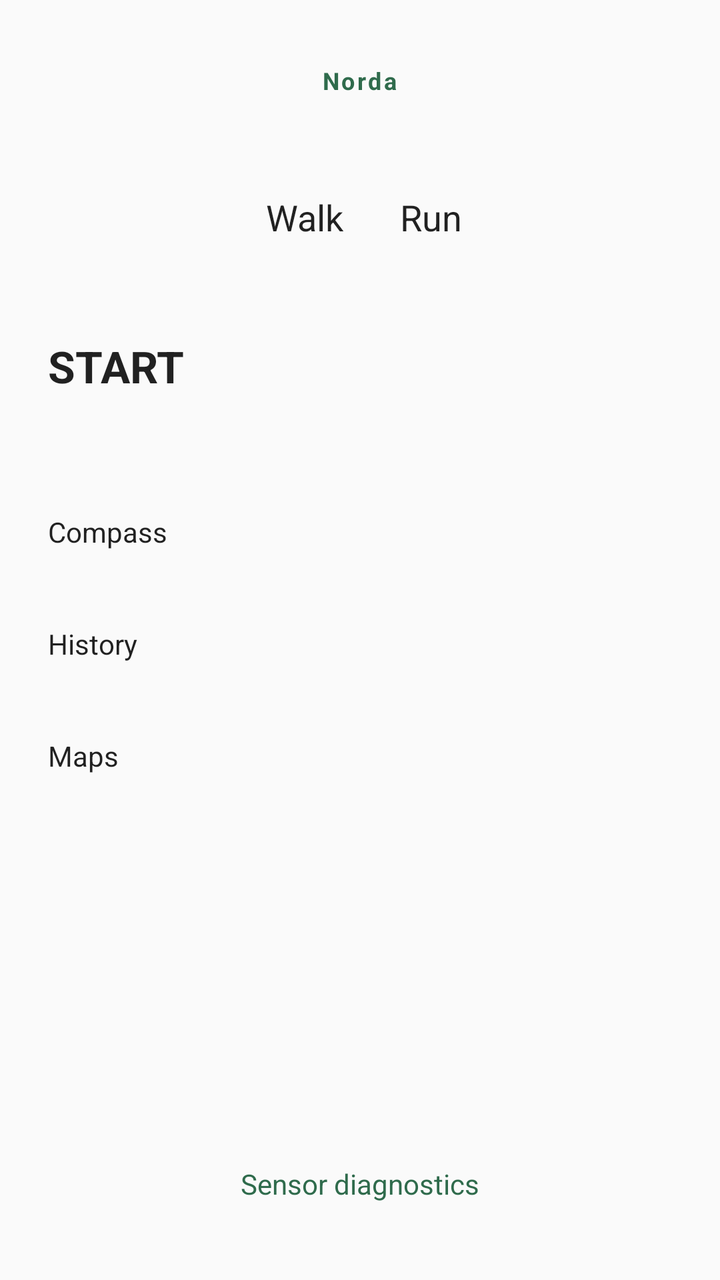
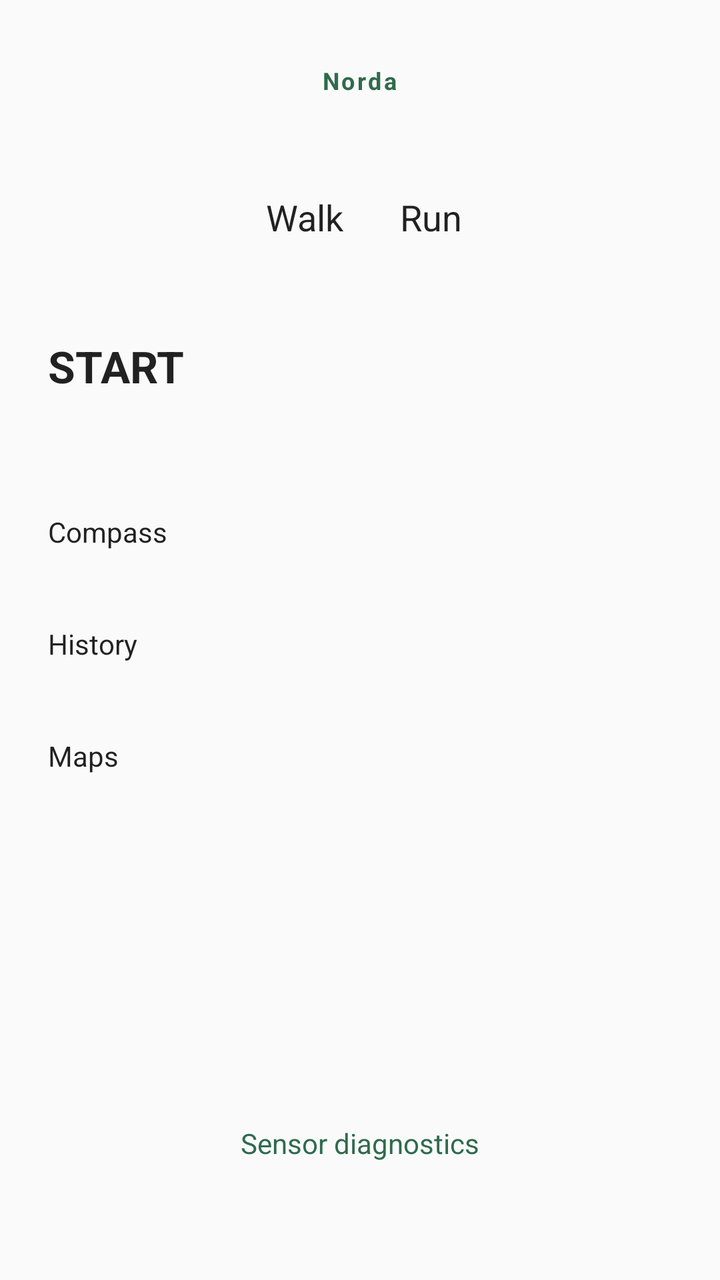

Screens rendered from an Android XML layout before and after an edit, with the pre-edit source and the edit as a unified diff.
<!-- AndroidManifest.xml: application theme Theme.Norda -->
<!-- res/layout/activity_main.xml -->
<?xml version="1.0" encoding="utf-8"?>
<LinearLayout xmlns:android="http://schemas.android.com/apk/res/android"
    android:id="@+id/root"
    android:layout_width="match_parent"
    android:layout_height="match_parent"
    android:orientation="vertical"
    android:gravity="center_horizontal"
    android:padding="24dp">

    <TextView
        style="@style/Norda.SectionLabel"
        android:layout_marginTop="8dp"
        android:text="@string/app_name" />

    <RadioGroup
        android:id="@+id/typeGroup"
        android:layout_width="wrap_content"
        android:layout_height="wrap_content"
        android:layout_marginTop="48dp"
        android:orientation="horizontal">

        <RadioButton
            android:id="@+id/typeWalk"
            android:layout_width="wrap_content"
            android:layout_height="wrap_content"
            android:checked="true"
            android:minHeight="48dp"
            android:paddingEnd="24dp"
            android:paddingStart="4dp"
            android:text="@string/walk"
            android:textSize="18sp" />

        <RadioButton
            android:id="@+id/typeRun"
            android:layout_width="wrap_content"
            android:layout_height="wrap_content"
            android:minHeight="48dp"
            android:paddingStart="4dp"
            android:text="@string/run"
            android:textSize="18sp" />
    </RadioGroup>

    <Button
        android:id="@+id/startButton"
        android:layout_width="match_parent"
        android:layout_height="72dp"
        android:layout_marginTop="24dp"
        android:text="@string/start"
        android:textSize="22sp"
        android:textStyle="bold" />

    <TextView
        android:id="@+id/gpsHint"
        android:layout_width="match_parent"
        android:layout_height="wrap_content"
        android:layout_marginTop="10dp"
        android:gravity="center"
        android:textSize="14sp"
        android:visibility="gone" />

    <TextView
        android:id="@+id/permissionHint"
        android:layout_width="match_parent"
        android:layout_height="wrap_content"
        android:layout_marginTop="12dp"
        android:gravity="center"
        android:text="@string/permission_needed"
        android:textSize="14sp"
        android:visibility="gone" />

    <Button
        android:id="@+id/compassButton"
        android:layout_width="match_parent"
        android:layout_height="wrap_content"
        android:layout_marginTop="16dp"
        android:minHeight="48dp"
        android:text="@string/compass" />

    <Button
        android:id="@+id/historyButton"
        android:layout_width="match_parent"
        android:layout_height="wrap_content"
        android:layout_marginTop="8dp"
        android:minHeight="48dp"
        android:text="@string/history" />

    <Button
        android:id="@+id/mapsButton"
        android:layout_width="match_parent"
        android:layout_height="wrap_content"
        android:layout_marginTop="8dp"
        android:minHeight="48dp"
        android:text="@string/maps" />

    <View
        android:layout_width="0dp"
        android:layout_height="0dp"
        android:layout_weight="1" />

    <TextView
        android:id="@+id/diagnosticsLink"
        android:layout_width="wrap_content"
        android:layout_height="wrap_content"
        android:minHeight="48dp"
        android:gravity="center"
        android:padding="12dp"
        android:text="@string/diagnostics"
        android:textColor="@color/norda_green"
        android:textSize="14sp" />

</LinearLayout>
<!-- resources referenced by this layout -->
<resources>
  <color name="norda_green">#2F6B4C</color>
  <string name="app_name">Norda</string>
  <string name="compass">Compass</string>
  <string name="diagnostics">Sensor diagnostics</string>
  <string name="history">History</string>
  <string name="maps">Maps</string>
  <string name="permission_needed">Location permission is needed to verify GPS.</string>
  <string name="run">Run</string>
  <string name="start">START</string>
  <string name="walk">Walk</string>
  <style name="Norda.SectionLabel" parent="">
          <item name="android:layout_width">wrap_content</item>
          <item name="android:layout_height">wrap_content</item>
          <item name="android:textSize">12sp</item>
          <item name="android:letterSpacing">0.1</item>
          <item name="android:textStyle">bold</item>
          <item name="android:textColor">@color/norda_green</item>
      </style>
  <style name="Theme.Norda" parent="android:Theme.Material.Light.NoActionBar">
          <item name="android:colorPrimary">@color/norda_green</item>
          <item name="android:colorAccent">@color/norda_green</item>
      </style>
</resources>

<!-- the commit's change to res/layout/activity_main.xml (unified diff, before → after) -->
@@ -108,4 +108,12 @@
         android:textColor="@color/norda_green"
         android:textSize="14sp" />
 
+    <TextView
+        android:id="@+id/versionText"
+        android:layout_width="wrap_content"
+        android:layout_height="wrap_content"
+        android:layout_marginBottom="4dp"
+        android:textColor="?android:attr/textColorSecondary"
+        android:textSize="12sp" />
+
 </LinearLayout>
